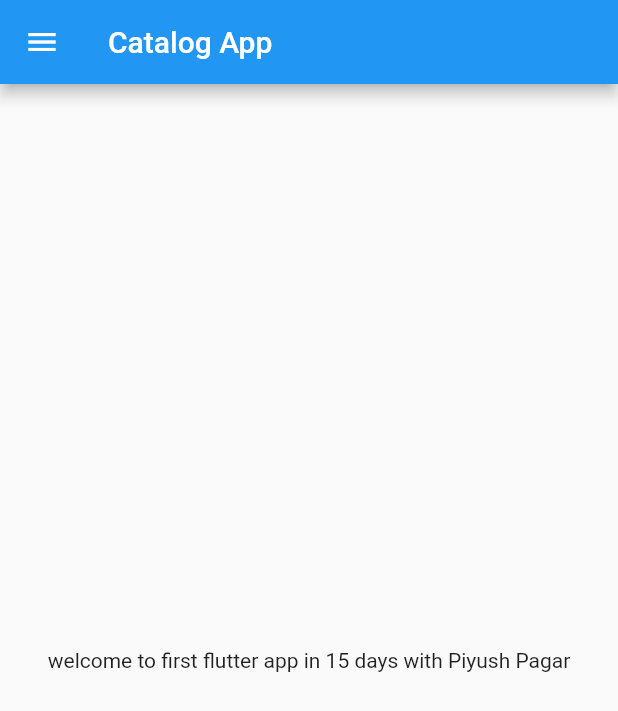
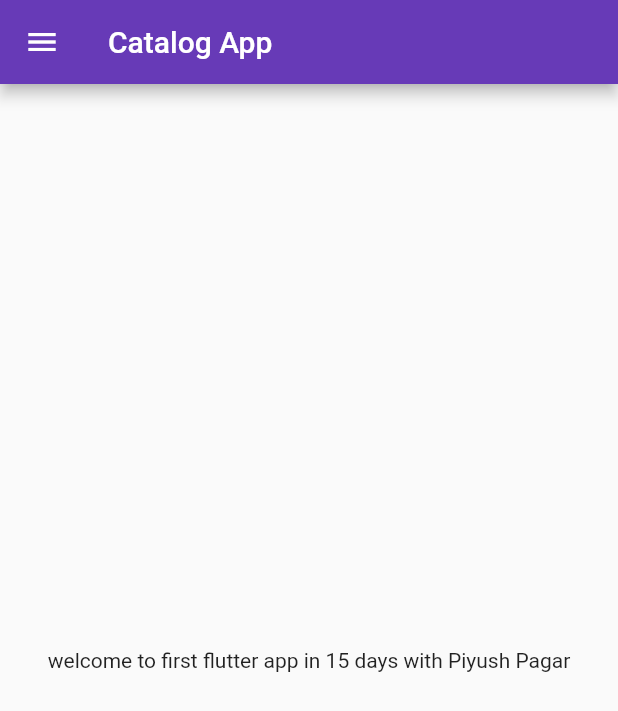
Before and after one commit to PiyushPagar/flutterCatalog, a Flutter app: the screen it shows after launch, on a phone screen of 412 x 824 dp. Shown: the top 711 px of the screen. Run offline on Flutter 3.47's test engine with Material 2 defaults, Android fonts, the phone set to English and light mode, and no system bars.

Commit message:
day 3 done

```diff
--- a/lib/main.dart
+++ b/lib/main.dart
@@ -1,5 +1,6 @@
 import 'package:flutter/material.dart';
-import 'package:flutter_catalog/home_page.dart';
+import 'package:flutter_catalog/pages/home_page.dart';
+import 'package:flutter_catalog/pages/login_page.dart';
 
 void main() {
   runApp(const MyApp());
@@ -10,9 +11,23 @@ class MyApp extends StatelessWidget {
 
   @override
   Widget build(BuildContext context) {
+    bringVegetables(thaila: true);
     return MaterialApp(
-      home: HomePage(),
+      themeMode: ThemeMode.light,
+      theme: ThemeData(primarySwatch: Colors.deepPurple),
+      darkTheme: ThemeData(brightness: Brightness.dark),
+      routes: {
+        "/": (context) => HomePage(),
+        "/home": (context) => HomePage(),
+        "/login": (context) => LoginPage()
+      },
     );
+  }
+
+  bringVegetables({int rupees = 100, required bool thaila}) {
+    //take cycle
+
+    //go to sector 3 market
   }
 }
 
```
Also changed, not shown: lib/pages/login_page.dart (added, +17 -0 lines), lib/pages/home_page.dart (renamed from lib/home_page.dart).
